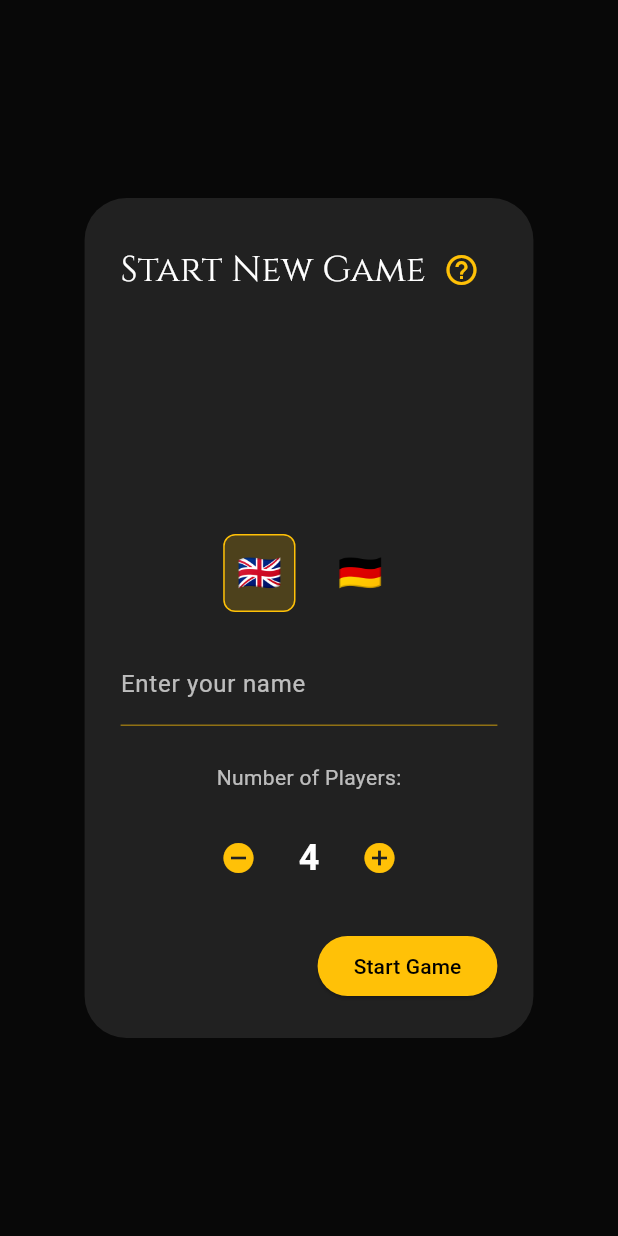
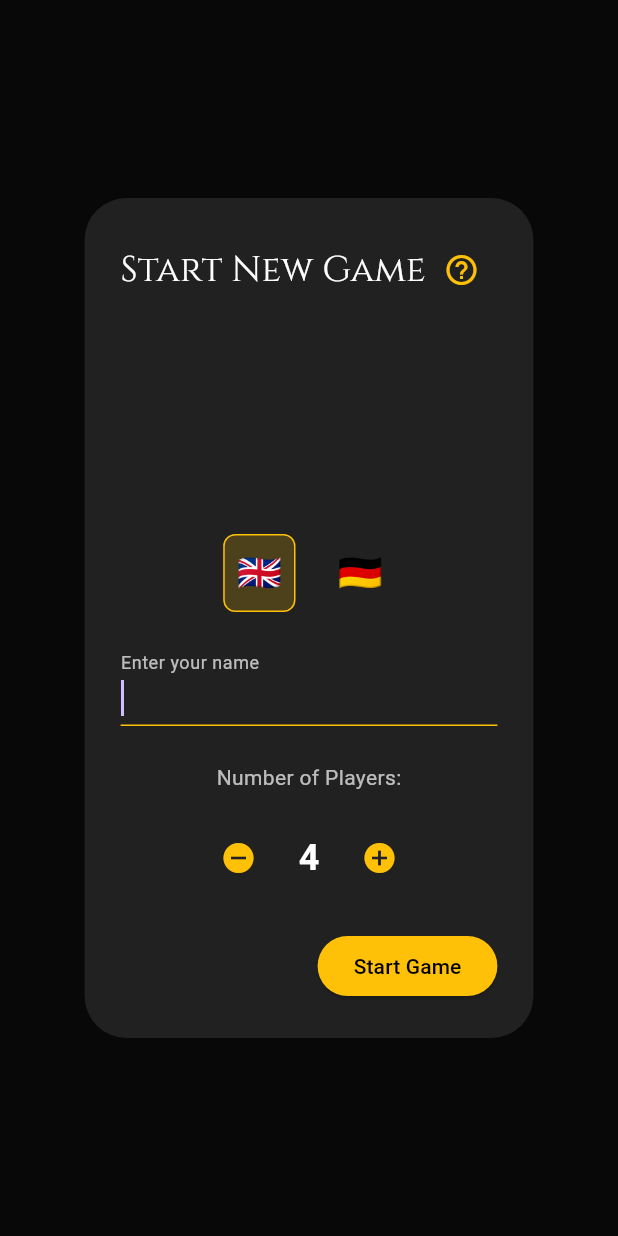
Before and after one commit to manusco/arcana, a Flutter app: the screen it shows after launch, on a phone screen of 412 x 824 dp. Run offline on Flutter 3.47's test engine with Material 3 defaults, Android fonts, the phone set to English and light mode, and no system bars; our stand-ins replace flutter_animate, google_fonts, shared_preferences, web.

Commit message:
🎨 Palette: Add tooltips and autofocus for better UX
- Added localized tooltips to icon-only buttons (Close, Increase/Decrease Players) for better accessibility.
- Added `autofocus: true` to the player name input field in the game setup dialog to streamline user interaction.
- Updated `lib/utils/translations.dart` with new localization keys for English and German.

Co-authored-by: manusco <3257073+manusco@users.noreply.github.com>

```diff
--- a/lib/screens/game_screen.dart
+++ b/lib/screens/game_screen.dart
@@ -109,6 +109,7 @@ class _GameScreenState extends State<GameScreen> {
                     IconButton(
                       icon: const Icon(Icons.close, color: Colors.amber),
                       onPressed: () => Navigator.pop(context),
+                      tooltip: context.watch<LocalizationService>().translate('close_tooltip'),
                     ),
                   ],
                 ),
@@ -989,6 +990,7 @@ class _GameSetupDialogState extends State<_GameSetupDialog> {
             autofillHints: const [AutofillHints.name],
             keyboardType: TextInputType.name,
             textInputAction: TextInputAction.done,
+            autofocus: true,
             onChanged: (value) => setState(() => _username = value.trim()),
           ),
           const SizedBox(height: 24),
@@ -1002,6 +1004,7 @@ class _GameSetupDialogState extends State<_GameSetupDialog> {
                 onPressed: () {
                   if (_playerCount > 2) setState(() => _playerCount--);
                 },
+                tooltip: context.watch<LocalizationService>().translate('decrease_players_tooltip'),
               ),
               Padding(
                 padding: const EdgeInsets.symmetric(horizontal: 16),
@@ -1012,6 +1015,7 @@ class _GameSetupDialogState extends State<_GameSetupDialog> {
                 onPressed: () {
                   if (_playerCount < 6) setState(() => _playerCount++);
                 },
+                tooltip: context.watch<LocalizationService>().translate('increase_players_tooltip'),
               ),
             ],
           ),
--- a/lib/utils/translations.dart
+++ b/lib/utils/translations.dart
@@ -66,6 +66,9 @@ class Translations {
       'player_bids': '{player} bids {bid}',
       'player_won_trick': '{player} won the trick!',
       'player_chose_trump': '{player} chose {trump} as Trump',
+      'close_tooltip': 'Close',
+      'decrease_players_tooltip': 'Decrease player count',
+      'increase_players_tooltip': 'Increase player count',
     },
     'de': {
       'start_new_game': 'Neues Spiel',
@@ -133,6 +136,9 @@ class Translations {
       'player_bids': '{player} bietet {bid}',
       'player_won_trick': '{player} hat den Stich gewonnen!',
       'player_chose_trump': '{player} hat {trump} als Trumpf gewählt',
+      'close_tooltip': 'Schließen',
+      'decrease_players_tooltip': 'Spieleranzahl verringern',
+      'increase_players_tooltip': 'Spieleranzahl erhöhen',
     },
   };
 }
--- a/lib/widgets/high_score_widget.dart
+++ b/lib/widgets/high_score_widget.dart
@@ -63,6 +63,7 @@ class HighScoreWidget extends StatelessWidget {
               IconButton(
                 icon: const Icon(Icons.close, color: Colors.amber),
                 onPressed: () => Navigator.pop(context),
+                tooltip: context.watch<LocalizationService>().translate('close_tooltip'),
               ),
             ],
           ),
```
Also changed, not shown: 1 other file.
